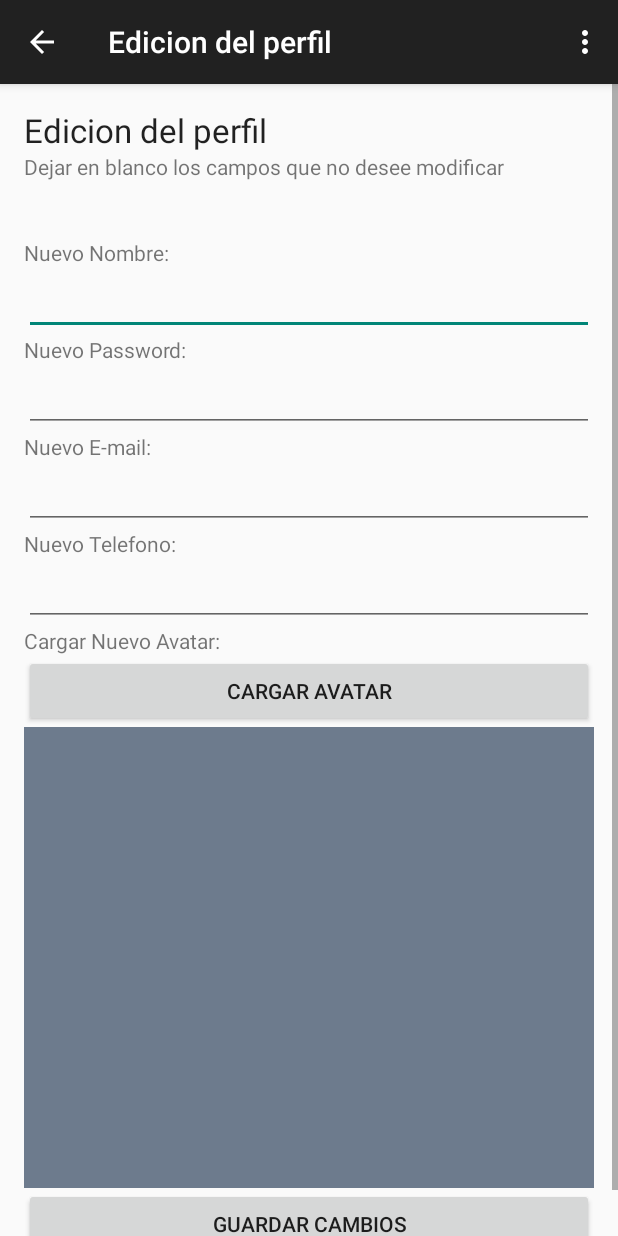
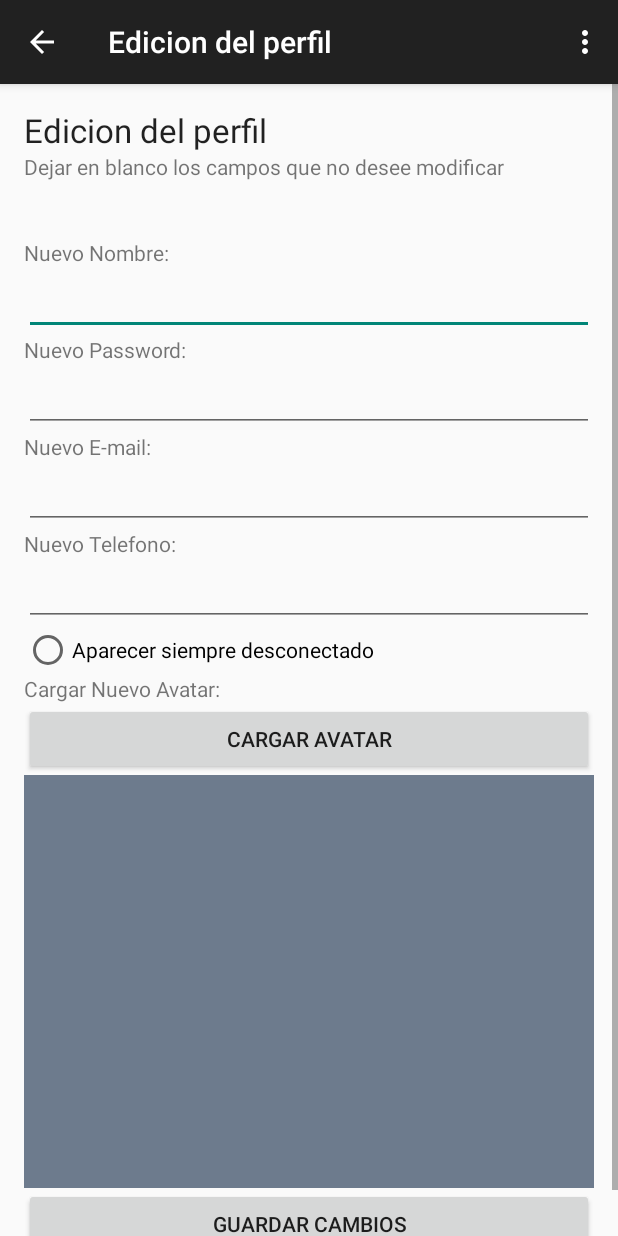
Before and after one commit to AguilaCudicio/tallerII, an Android app: the EditProfileActivity screen opened directly, with no data from a screen before it, on a phone screen of 412 x 824 dp. Run offline under Robolectric (Android 15) with nearby library versions, the phone set to English and light mode, and no system bars.

Commit message:
Agregado campo a la edición del perfil para permitir aparecer como desconectado

```diff
--- a/cliente/MensajerO/app/src/main/res/layout/activity_edit_profile.xml
+++ b/cliente/MensajerO/app/src/main/res/layout/activity_edit_profile.xml
@@ -113,6 +113,15 @@
         android:layout_alignRight="@+id/editText"
         android:layout_alignEnd="@+id/editText" />
 
+    <RadioButton
+        android:layout_width="wrap_content"
+        android:layout_height="wrap_content"
+        android:text="Aparecer siempre desconectado"
+        android:id="@+id/radioButtonStatus"
+        android:layout_alignParentLeft="true"
+        android:layout_below="@+id/editTextTelPE"
+        android:layout_toRightOf="@+id/textViewMailPEd"
+        android:layout_toEndOf="@+id/textViewMailPEd" />
 
     <TextView
         android:layout_width="wrap_content"
@@ -120,7 +129,7 @@
         android:textAppearance="?android:attr/textAppearanceSmall"
         android:text="Cargar Nuevo Avatar:"
         android:id="@+id/textViewAvatar"
-        android:layout_below="@+id/editTextTelPE"
+        android:layout_below="@+id/radioButtonStatus"
         android:layout_alignParentLeft="true"
         android:layout_alignParentStart="true" />
     <Button
@@ -155,6 +164,7 @@
         android:layout_alignParentRight="true"
         android:layout_alignParentEnd="true" />
 
-</RelativeLayout>
+
+    </RelativeLayout>
     </LinearLayout>
     </ScrollView>
```
